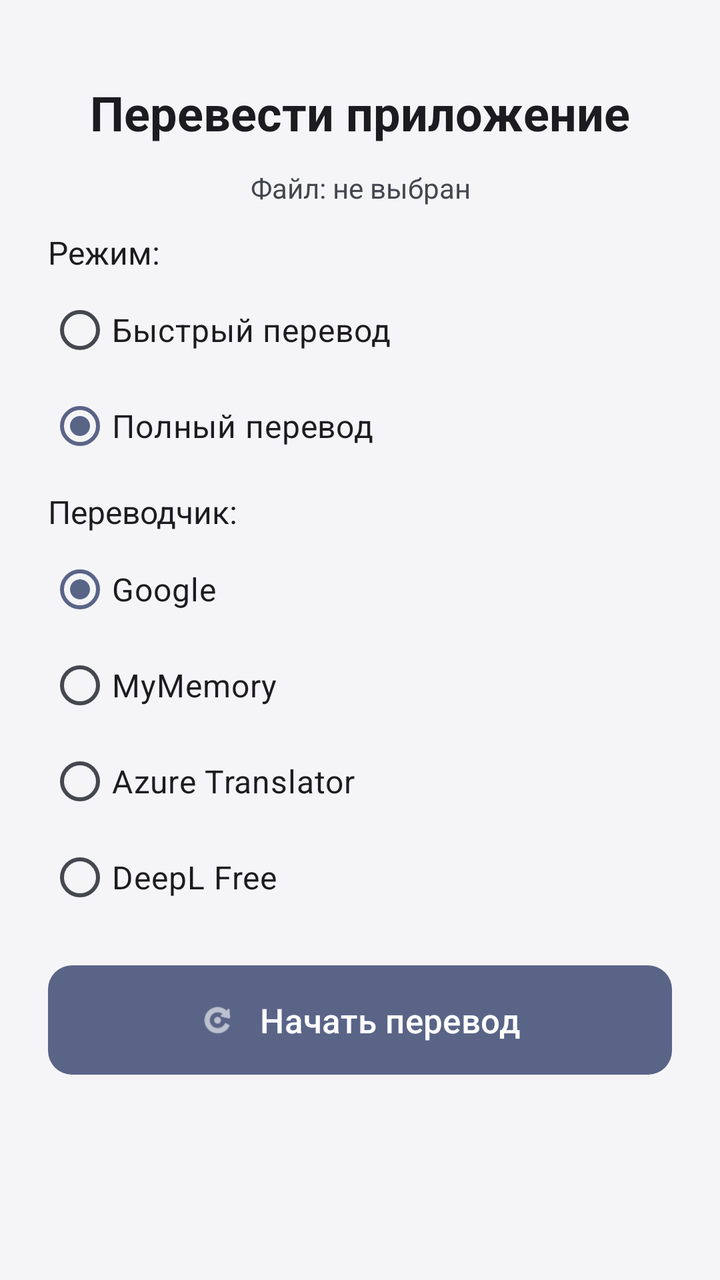
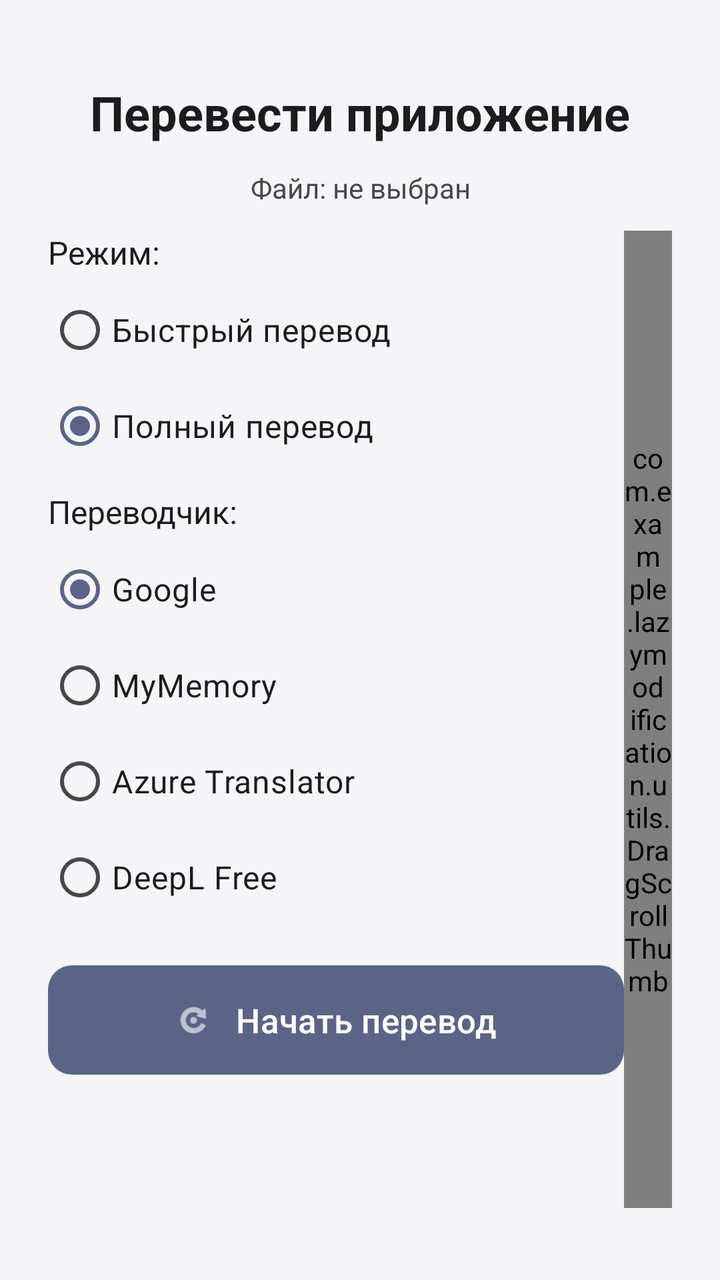

Two renders of the same Android screen: before a commit and after it. Below are the layout's source before the change and the commit's diff.
<!-- AndroidManifest.xml: activity theme Theme.LazyModification -->
<!-- res/layout/activity_translate_app.xml -->
<?xml version="1.0" encoding="utf-8"?>
<androidx.constraintlayout.widget.ConstraintLayout
    xmlns:android="http://schemas.android.com/apk/res/android"
    xmlns:app="http://schemas.android.com/apk/res-auto"
    android:layout_width="match_parent"
    android:layout_height="match_parent"
    android:padding="24dp">

    <TextView
        android:id="@+id/tvTitle"
        android:layout_width="wrap_content"
        android:layout_height="wrap_content"
        android:text="@string/translate_app_button"
        android:textSize="24sp"
        android:textStyle="bold"
        android:textColor="?attr/colorOnSurface"
        app:layout_constraintTop_toTopOf="parent"
        app:layout_constraintStart_toStartOf="parent"
        app:layout_constraintEnd_toEndOf="parent"
        android:layout_marginTop="16dp"/>

    <TextView
        android:id="@+id/tvFileName"
        android:layout_width="0dp"
        android:layout_height="wrap_content"
        android:text="@string/file_not_selected"
        android:textSize="14sp"
        android:textColor="?attr/colorOnSurfaceVariant"
        android:gravity="center"
        app:layout_constraintTop_toBottomOf="@id/tvTitle"
        app:layout_constraintStart_toStartOf="parent"
        app:layout_constraintEnd_toEndOf="parent"
        android:layout_marginTop="12dp"/>

    <ScrollView
        android:id="@+id/scrollMain"
        android:layout_width="0dp"
        android:layout_height="0dp"
        app:layout_constraintTop_toBottomOf="@id/tvFileName"
        app:layout_constraintBottom_toTopOf="@id/btnApply"
        app:layout_constraintStart_toStartOf="parent"
        app:layout_constraintEnd_toEndOf="parent"
        android:layout_marginTop="12dp"
        android:layout_marginBottom="12dp">

        <LinearLayout
            android:layout_width="match_parent"
            android:layout_height="wrap_content"
            android:orientation="vertical">

            <LinearLayout
                android:id="@+id/llSetup"
                android:layout_width="match_parent"
                android:layout_height="wrap_content"
                android:orientation="vertical">

                <TextView
                    android:layout_width="wrap_content"
                    android:layout_height="wrap_content"
                    android:text="@string/mode_label"
                    android:textSize="16sp"
                    android:textColor="?attr/colorOnSurface"/>

                <RadioGroup
                    android:id="@+id/rgMode"
                    android:layout_width="match_parent"
                    android:layout_height="wrap_content"
                    android:layout_marginTop="4dp">

                    <RadioButton
                        android:id="@+id/rbModeFast"
                        android:layout_width="wrap_content"
                        android:layout_height="wrap_content"
                        android:text="@string/mode_fast"
                        android:textSize="16sp"/>

                    <RadioButton
                        android:id="@+id/rbModeFull"
                        android:layout_width="wrap_content"
                        android:layout_height="wrap_content"
                        android:text="@string/mode_full"
                        android:textSize="16sp"
                        android:checked="true"/>

                </RadioGroup>

                <LinearLayout
                    android:id="@+id/llFastInput"
                    android:layout_width="match_parent"
                    android:layout_height="wrap_content"
                    android:orientation="vertical"
                    android:visibility="gone"
                    android:layout_marginTop="8dp">

                    <EditText
                        android:id="@+id/etFastStrings"
                        android:layout_width="match_parent"
                        android:layout_height="wrap_content"
                        android:hint="@string/fast_strings_hint"
                        android:inputType="textMultiLine"
                        android:minLines="3"
                        android:gravity="top"
                        android:textSize="15sp"/>

                    <TextView
                        android:layout_width="match_parent"
                        android:layout_height="wrap_content"
                        android:text="@string/fast_strings_note"
                        android:textSize="12sp"
                        android:textColor="?attr/colorOnSurfaceVariant"
                        android:layout_marginTop="4dp"/>

                </LinearLayout>

                <TextView
                    android:id="@+id/tvTranslatorLabel"
                    android:layout_width="wrap_content"
                    android:layout_height="wrap_content"
                    android:text="@string/translator_label"
                    android:textSize="16sp"
                    android:textColor="?attr/colorOnSurface"
                    android:layout_marginTop="8dp"/>

                <RadioGroup
                    android:id="@+id/rgTranslator"
                    android:layout_width="match_parent"
                    android:layout_height="wrap_content"
                    android:layout_marginTop="4dp">

                    <RadioButton
                        android:id="@+id/rbGoogle"
                        android:layout_width="wrap_content"
                        android:layout_height="wrap_content"
                        android:text="@string/translator_google"
                        android:textSize="16sp"
                        android:checked="true"/>

                    <RadioButton
                        android:id="@+id/rbMyMemory"
                        android:layout_width="wrap_content"
                        android:layout_height="wrap_content"
                        android:text="@string/translator_mymemory"
                        android:textSize="16sp"/>

                    <RadioButton
                        android:id="@+id/rbAzure"
                        android:layout_width="wrap_content"
                        android:layout_height="wrap_content"
                        android:text="@string/translator_azure"
                        android:textSize="16sp"/>

                    <RadioButton
                        android:id="@+id/rbDeepl"
                        android:layout_width="wrap_content"
                        android:layout_height="wrap_content"
                        android:text="@string/translator_deepl"
                        android:textSize="16sp"/>

                </RadioGroup>

                <LinearLayout
                    android:id="@+id/llAzure"
                    android:layout_width="match_parent"
                    android:layout_height="wrap_content"
                    android:orientation="vertical"
                    android:visibility="gone">

                    <EditText
                        android:id="@+id/etAzureKey"
                        android:layout_width="match_parent"
                        android:layout_height="wrap_content"
                        android:hint="@string/azure_key_hint"
                        android:inputType="textNoSuggestions"
                        android:textSize="15sp"/>

                    <EditText
                        android:id="@+id/etAzureRegion"
                        android:layout_width="match_parent"
                        android:layout_height="wrap_content"
                        android:hint="@string/azure_region_hint"
                        android:inputType="textNoSuggestions"
                        android:textSize="15sp"/>

                </LinearLayout>

                <LinearLayout
                    android:id="@+id/llDeepl"
                    android:layout_width="match_parent"
                    android:layout_height="wrap_content"
                    android:orientation="vertical"
                    android:visibility="gone">

                    <EditText
                        android:id="@+id/etDeeplKey"
                        android:layout_width="match_parent"
                        android:layout_height="wrap_content"
                        android:hint="@string/deepl_key_hint"
                        android:inputType="textNoSuggestions"
                        android:textSize="15sp"/>

                </LinearLayout>

                <com.google.android.material.button.MaterialButton
                    android:id="@+id/btnStartTranslate"
                    android:layout_width="match_parent"
                    android:layout_height="wrap_content"
                    android:layout_marginTop="16dp"
                    android:text="@string/start_translate"
                    android:textSize="17sp"
                    android:padding="16dp"
                    app:icon="@android:drawable/ic_menu_rotate"
                    app:iconGravity="textStart"
                    app:iconPadding="12dp"/>

            </LinearLayout>

            <LinearLayout
                android:id="@+id/llProgress"
                android:layout_width="match_parent"
                android:layout_height="wrap_content"
                android:orientation="vertical"
                android:gravity="center"
                android:visibility="gone"
                android:layout_marginTop="16dp">

                <ProgressBar
                    android:id="@+id/progressBar"
                    android:layout_width="wrap_content"
                    android:layout_height="wrap_content"/>

                <TextView
                    android:id="@+id/tvStatus"
                    android:layout_width="match_parent"
                    android:layout_height="wrap_content"
                    android:text=""
                    android:textSize="16sp"
                    android:textColor="?attr/colorOnSurfaceVariant"
                    android:gravity="center"
                    android:layout_marginTop="12dp"/>

            </LinearLayout>

            <TextView
                android:id="@+id/tvPreviewTitle"
                android:layout_width="match_parent"
                android:layout_height="wrap_content"
                android:text=""
                android:textSize="16sp"
                android:textStyle="bold"
                android:textColor="?attr/colorOnSurface"
                android:visibility="gone"
                android:layout_marginTop="16dp"/>

            <LinearLayout
                android:id="@+id/llPreview"
                android:layout_width="match_parent"
                android:layout_height="wrap_content"
                android:orientation="vertical"
                android:layout_marginTop="8dp"/>

        </LinearLayout>
    </ScrollView>

    <com.google.android.material.button.MaterialButton
        android:id="@+id/btnApply"
        android:layout_width="0dp"
        android:layout_height="wrap_content"
        android:text="@string/apply_translations"
        android:textSize="18sp"
        android:padding="16dp"
        android:visibility="gone"
        app:icon="@android:drawable/ic_menu_save"
        app:iconGravity="textStart"
        app:iconPadding="12dp"
        app:layout_constraintBottom_toBottomOf="parent"
        app:layout_constraintStart_toStartOf="parent"
        app:layout_constraintEnd_toEndOf="parent"
        android:layout_marginBottom="16dp"/>

</androidx.constraintlayout.widget.ConstraintLayout>
<!-- resources referenced by this layout -->
<resources>
  <string name="apply_translations">Применить перевод</string>
  <string name="azure_key_hint">Ключ Azure Translator</string>
  <string name="azure_region_hint">Регион Azure (например: westeurope)</string>
  <string name="deepl_key_hint">Ключ DeepL</string>
  <string name="fast_strings_hint">Строки для перевода, через запятую</string>
  <string name="fast_strings_note">Строки через запятую. Переводчик: MyMemory.</string>
  <string name="file_not_selected">Файл: не выбран</string>
  <string name="mode_fast">Быстрый перевод</string>
  <string name="mode_full">Полный перевод</string>
  <string name="mode_label">Режим:</string>
  <string name="start_translate">Начать перевод</string>
  <string name="translate_app_button">Перевести приложение</string>
  <string name="translator_azure">Azure Translator</string>
  <string name="translator_deepl">DeepL Free</string>
  <string name="translator_google">Google</string>
  <string name="translator_label">Переводчик:</string>
  <string name="translator_mymemory">MyMemory</string>
  <style name="Theme.LazyModification" parent="Base.Theme.LazyModification" />
  <style name="Base.Theme.LazyModification" parent="Theme.Material3.Light.NoActionBar">
          
          <item name="colorPrimary">#596487</item>
          <item name="colorOnPrimary">#FFFFFF</item>
          <item name="colorPrimaryContainer">#DCE1F0</item>
          <item name="colorOnPrimaryContainer">#152040</item>
          <item name="colorPrimaryInverse">#B9C3E4</item>
  
          
          <item name="colorSecondary">#596487</item>
          <item name="colorOnSecondary">#FFFFFF</item>
          <item name="colorSecondaryContainer">#DCE1F0</item>
          <item name="colorOnSecondaryContainer">#152040</item>
  
          
          <item name="colorTertiary">#6E5A87</item>
          <item name="colorOnTertiary">#FFFFFF</item>
          <item name="colorTertiaryContainer">#F0DCE1</item>
          <item name="colorOnTertiaryContainer">#401520</item>
  
          
          <item name="colorError">#BA1A1A</item>
          <item name="colorOnError">#FFFFFF</item>
          <item name="colorErrorContainer">#FFDAD6</item>
          <item name="colorOnErrorContainer">#410002</item>
  
          
          <item name="android:colorBackground">#F5F5F8</item>
          <item name="colorSurface">#F5F5F8</item>
          <item name="colorOnSurface">#1C1B1F</item>
          <item name="colorSurfaceVariant">#E1E2EC</item>
          <item name="colorOnSurfaceVariant">#44474F</item>
          <item name="colorSurfaceInverse">#313033</item>
          <item name="colorOnSurfaceInverse">#F4EFF4</item>
  
          
          <item name="colorOutline">#74777F</item>
          <item name="colorOutlineVariant">#C4C6D0</item>
  
          
          <item name="android:statusBarColor">@android:color/transparent</item>
          <item name="android:navigationBarColor">@android:color/transparent</item>
          <item name="android:windowLightStatusBar">true</item>
  
          
          <item name="materialButtonStyle">@style/Widget.LazyModification.Button</item>
          <item name="materialButtonOutlinedStyle">@style/Widget.LazyModification.Button.Outlined</item>
      </style>
  <style name="Widget.LazyModification.Button" parent="Widget.Material3.Button">
          <item name="backgroundTint">#596487</item>
          <item name="android:textColor">#FFFFFF</item>
          <item name="iconTint">#FFFFFF</item>
          <item name="rippleColor">#33FFFFFF</item>
          <item name="cornerRadius">12dp</item>
      </style>
  <style name="Widget.LazyModification.Button.Outlined" parent="Widget.Material3.Button.OutlinedButton">
          <item name="strokeColor">#596487</item>
          <item name="android:textColor">#596487</item>
          <item name="iconTint">#596487</item>
          <item name="rippleColor">#1F596487</item>
          <item name="cornerRadius">12dp</item>
      </style>
</resources>

<!-- the commit's change to res/layout/activity_translate_app.xml (unified diff, before → after) -->
@@ -32,16 +32,23 @@
         app:layout_constraintEnd_toEndOf="parent"
         android:layout_marginTop="12dp"/>
 
-    <ScrollView
-        android:id="@+id/scrollMain"
+    <LinearLayout
         android:layout_width="0dp"
         android:layout_height="0dp"
+        android:orientation="horizontal"
         app:layout_constraintTop_toBottomOf="@id/tvFileName"
         app:layout_constraintBottom_toTopOf="@id/btnApply"
         app:layout_constraintStart_toStartOf="parent"
         app:layout_constraintEnd_toEndOf="parent"
         android:layout_marginTop="12dp"
         android:layout_marginBottom="12dp">
+
+        <ScrollView
+            android:id="@+id/scrollMain"
+            android:layout_width="0dp"
+            android:layout_height="match_parent"
+            android:layout_weight="1"
+            android:scrollbars="none">
 
         <LinearLayout
             android:layout_width="match_parent"
@@ -259,7 +266,13 @@
                 android:layout_marginTop="8dp"/>
 
         </LinearLayout>
-    </ScrollView>
+        </ScrollView>
+
+        <com.example.lazymodification.utils.DragScrollThumb
+            android:id="@+id/translateScrollThumb"
+            android:layout_width="24dp"
+            android:layout_height="match_parent" />
+    </LinearLayout>
 
     <com.google.android.material.button.MaterialButton
         android:id="@+id/btnApply"
